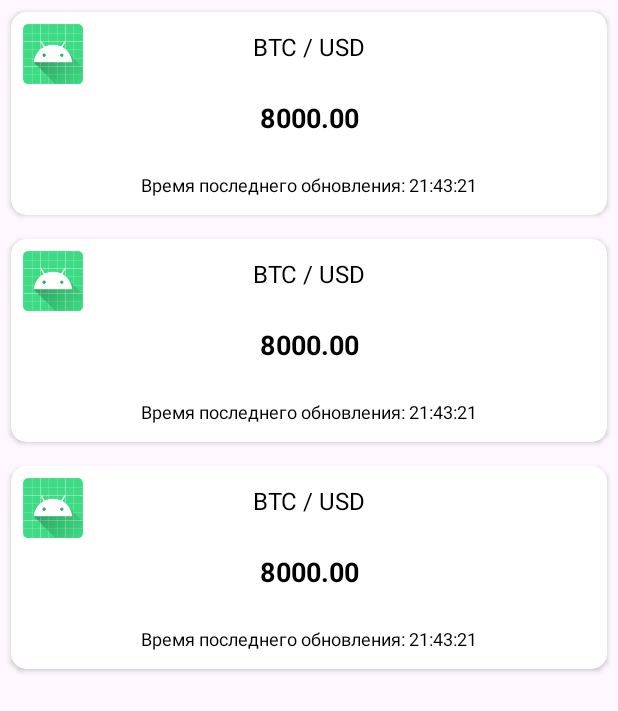
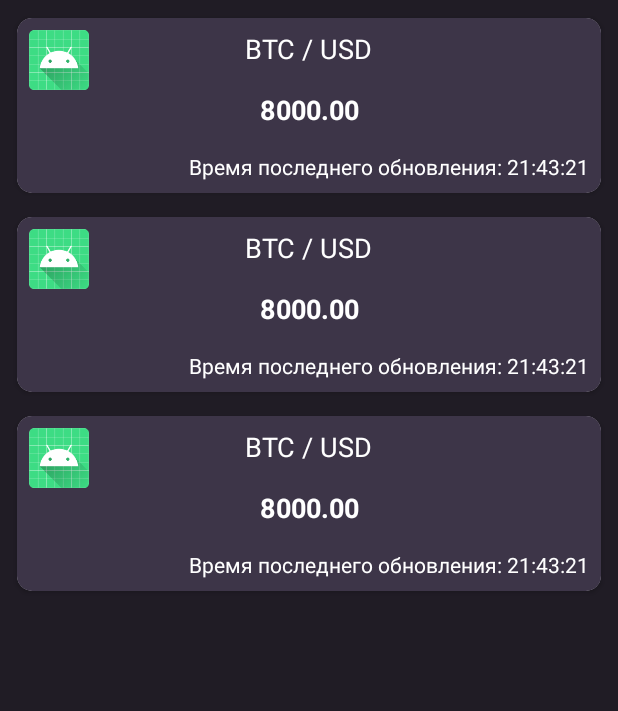
Before and after one commit to unoth/CryptoLookApp, an Android app: the layout activity_coin_price_list.xml on its own in the app's theme, with its tools: preview values and no code run, on a phone screen of 412 x 824 dp. Shown: the top 711 px of the screen. Run offline under Robolectric (Android 15) with nearby library versions, the phone set to English and light mode, and no system bars.

```diff
--- a/app/build.gradle.kts
+++ b/app/build.gradle.kts
@@ -34,6 +34,9 @@ android {
     kotlinOptions {
         jvmTarget = "1.8"
     }
+    buildFeatures {
+        viewBinding = true
+    }
 }
 
 dependencies {
--- a/app/src/main/AndroidManifest.xml
+++ b/app/src/main/AndroidManifest.xml
@@ -15,7 +15,7 @@
         android:theme="@style/Theme.CryptoApp"
         tools:targetApi="31">
         <activity
-            android:name=".MainActivity"
+            android:name=".CoinPriceListActivity"
             android:exported="true">
             <intent-filter>
                 <action android:name="android.intent.action.MAIN" />
--- a/app/src/main/java/com/unoth/cryptoapp/api/ApiService.kt
+++ b/app/src/main/java/com/unoth/cryptoapp/api/ApiService.kt
@@ -10,7 +10,7 @@ interface ApiService {
     @GET("top/totalvolfull")
     fun getTopCoinsInfo(
         @Query(QUERY_PARAM_API_KEY) apiKey: String = API_KEY,
-        @Query(QUERY_PARAM_LIMIT) limit: Int = 10,
+        @Query(QUERY_PARAM_LIMIT) limit: Int = 30,
         @Query(QUERY_PARAM_TO_SYMBOL) tSym: String = CURRENCY
     ): Single<CoinInfoListOfData>
 
--- a/app/src/main/java/com/unoth/cryptoapp/database/CoinPriceInfoDao.kt
+++ b/app/src/main/java/com/unoth/cryptoapp/database/CoinPriceInfoDao.kt
@@ -9,7 +9,7 @@ import com.unoth.cryptoapp.pojo.CoinPriceInfo
 
 @Dao
 interface CoinPriceInfoDao {
-    @Query("SELECT * FROM full_price_list ORDER BY lastupdate")
+    @Query("SELECT * FROM full_price_list ORDER BY lastupdate DESC")
     fun getPriceList(): LiveData<List<CoinPriceInfo>>
 
     @Query("SELECT * FROM full_price_list WHERE fromsymbol == :fSym LIMIT 1")
--- a/app/src/main/res/layout/activity_coin_price_list.xml
+++ b/app/src/main/res/layout/activity_coin_price_list.xml
@@ -5,14 +5,14 @@
     android:id="@+id/main"
     android:layout_width="match_parent"
     android:layout_height="match_parent"
+    android:background="#201C25"
     tools:context=".CoinPriceListActivity">
 
     <androidx.recyclerview.widget.RecyclerView
         android:id="@+id/rvCoinPriceList"
         android:layout_width="match_parent"
         android:layout_height="match_parent"
+        android:padding="4dp"
         app:layoutManager="androidx.recyclerview.widget.LinearLayoutManager"
-        tools:layout_editor_absoluteX="0dp"
-        tools:layout_editor_absoluteY="-102dp"
         tools:listitem="@layout/item_coin_info" />
 </androidx.constraintlayout.widget.ConstraintLayout>
--- a/app/src/main/res/layout/item_coin_info.xml
+++ b/app/src/main/res/layout/item_coin_info.xml
@@ -10,7 +10,8 @@
 
     <androidx.constraintlayout.widget.ConstraintLayout
         android:layout_width="match_parent"
-        android:layout_height="wrap_content">
+        android:layout_height="wrap_content"
+        android:background="#3D3548">
 
         <ImageView
             android:id="@+id/ivLogoCoin"
@@ -26,9 +27,9 @@
             android:id="@+id/tvSym"
             android:layout_width="wrap_content"
             android:layout_height="wrap_content"
-            android:padding="12dp"
-            android:textColor="@color/black"
-            android:textSize="16sp"
+            android:padding="8dp"
+            android:textColor="@color/white"
+            android:textSize="18sp"
             app:layout_constraintBottom_toTopOf="@+id/tvPrice"
             app:layout_constraintEnd_toEndOf="parent"
             app:layout_constraintStart_toStartOf="parent"
@@ -39,8 +40,8 @@
             android:id="@+id/tvPrice"
             android:layout_width="wrap_content"
             android:layout_height="wrap_content"
-            android:padding="12dp"
-            android:textColor="@color/black"
+            android:padding="8dp"
+            android:textColor="@color/white"
             android:textSize="18sp"
             android:textStyle="bold"
             app:layout_constraintBottom_toTopOf="@+id/tvUpdate"
@@ -53,11 +54,10 @@
             android:id="@+id/tvUpdate"
             android:layout_width="wrap_content"
             android:layout_height="wrap_content"
-            android:padding="12dp"
-            android:textColor="@color/black"
-            android:textSize="12sp"
+            android:padding="8dp"
+            android:textColor="@color/white"
+            android:textSize="14sp"
             app:layout_constraintEnd_toEndOf="parent"
-            app:layout_constraintStart_toStartOf="parent"
             app:layout_constraintTop_toBottomOf="@+id/tvPrice"
             tools:text="Время последнего обновления: 21:43:21" />
 
--- a/app/src/main/res/values/strings.xml
+++ b/app/src/main/res/values/strings.xml
@@ -1,3 +1,5 @@
 <resources>
     <string name="app_name">CryptoApp</string>
+    <string name="symbol_template">%s / %s</string>
+    <string name="last_update_template">Last update time: %s</string>
 </resources>
```
Also changed, not shown: app/src/main/java/com/unoth/cryptoapp/CoinPriceListActivity.kt (+14 -10 lines), app/src/main/java/com/unoth/cryptoapp/adapters/CoinInfoAdapter.kt (+44 -1 lines).
